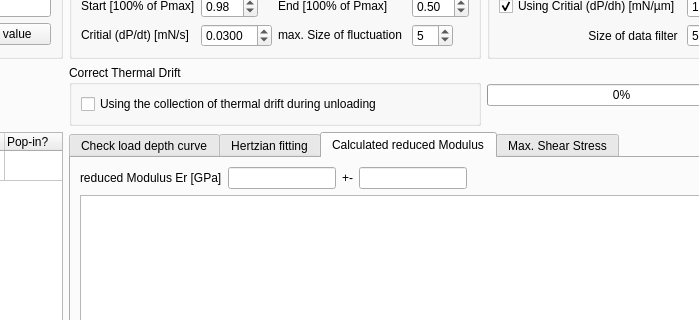
Old version of the form micromechanics_indentationGUI/main_window.ui in the repository micromechanics/indentationGUI; both pictures show x 168 to 867 and y 313 to 633 of the 1228 by 870 pixel window.
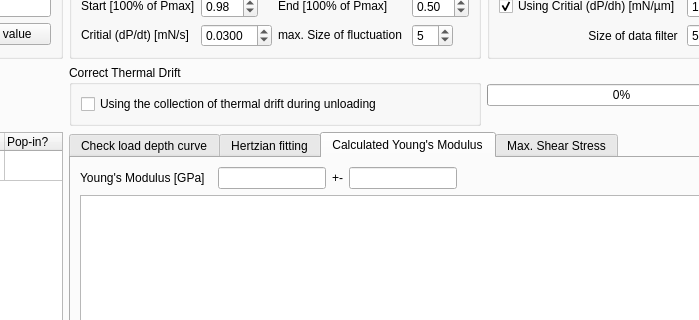
New version of the form. The open tabs and pages were chosen to show the change.

Commit message: tabPop-in: calculate Young's Modulus instead of reducedModulus

The edit to the form file:
```diff
--- a/micromechanics_indentationGUI/main_window.ui
+++ b/micromechanics_indentationGUI/main_window.ui
@@ -5663,7 +5663,7 @@
                 </widget>
                 <widget class="QWidget" name="tab_45">
                  <attribute name="title">
-                  <string>Calculated reduced Modulus</string>
+                  <string>Calculated Young's Modulus</string>
                  </attribute>
                  <layout class="QGridLayout" name="gridLayout_84">
                   <item row="1" column="0" rowspan="2" colspan="8">
@@ -5679,7 +5679,7 @@
                   <item row="0" column="0">
                    <widget class="QLabel" name="label_109">
                     <property name="text">
-                     <string>reduced Modulus Er [GPa]</string>
+                     <string>Young's Modulus [GPa]</string>
                     </property>
                    </widget>
                   </item>
```
Left out of the diff: 12 changed lines with no effect on the pictures. The commit also changes 3 other files.
